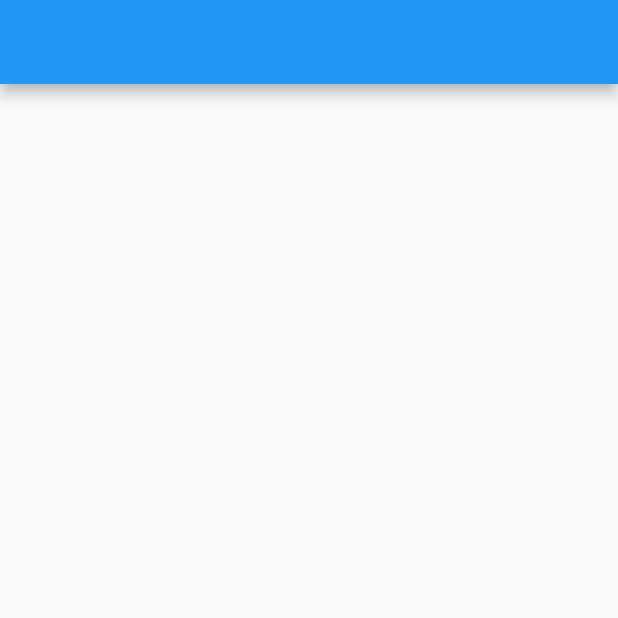
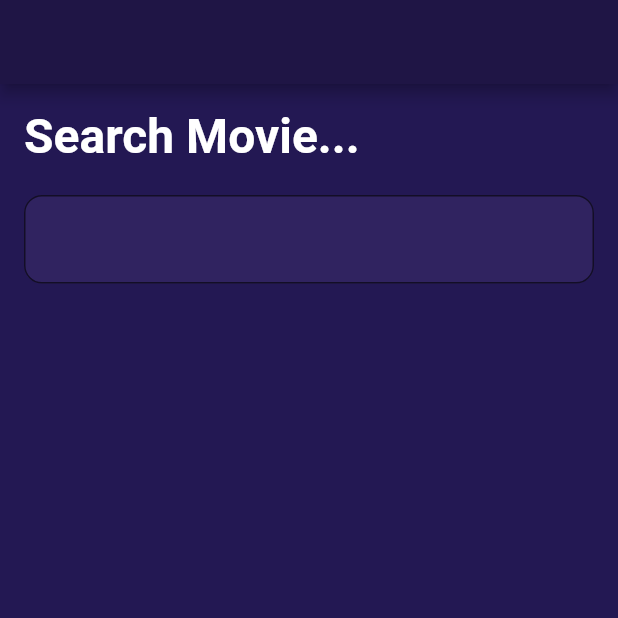
Before and after one commit to TierDevFlutter/search_filter, a Flutter app: the screen it shows after launch, on a phone screen of 412 x 824 dp, the top half of it. Run offline on Flutter 3.47's test engine with Material 2 defaults, Android fonts, the phone set to English and light mode, and no system bars.

Commit message:
App Version Mod HomePage and SearchPage

```diff
--- a/lib/ui/page/home/home_page.dart
+++ b/lib/ui/page/home/home_page.dart
@@ -11,7 +11,10 @@ class _HomePageState extends State<HomePage> {
   @override
   Widget build(BuildContext context) {
     return Scaffold(
-      appBar: AppBar(),
+      appBar: AppBar(
+        backgroundColor: const Color(0xff1f1545),
+      ),
+      backgroundColor: const Color(0xff1f1545),
       body: SafeArea(
         child: Column(
           children: const [],
--- a/lib/ui/page/search/search_page.dart
+++ b/lib/ui/page/search/search_page.dart
@@ -11,10 +11,40 @@ class _SearchPageState extends State<SearchPage> {
   @override
   Widget build(BuildContext context) {
     return Scaffold(
-      appBar: AppBar(),
+      appBar: AppBar(
+        backgroundColor: const Color.fromRGBO(31, 21, 69, 1),
+      ),
+      backgroundColor: const Color.fromRGBO(35, 24, 83, 1),
       body: SafeArea(
-        child: Column(
-          children: const [],
+        child: Padding(
+          padding: const EdgeInsets.all(16.0),
+          child: Column(
+            crossAxisAlignment: CrossAxisAlignment.start,
+            mainAxisAlignment: MainAxisAlignment.start,
+            children: [
+              const Text(
+                'Search Movie...',
+                style: TextStyle(
+                  color: Colors.white,
+                  fontSize: 32,
+                  fontWeight: FontWeight.bold,
+                ),
+              ),
+              const SizedBox(height: 20),
+              TextField(
+                decoration: InputDecoration(
+                  border: OutlineInputBorder(
+                    borderRadius: BorderRadius.circular(12.0),
+                  ),
+                  filled: true,
+                  fillColor: const Color(0xff302360),
+                ),
+              ),
+              Expanded(
+                child: Container(),
+              ),
+            ],
+          ),
         ),
       ),
     );
```
